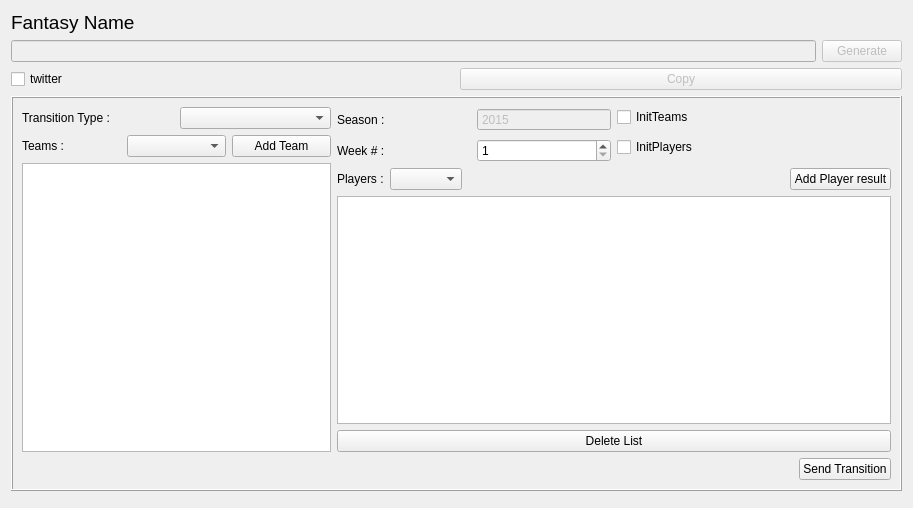
Before: the Qt Designer form cute-fantasy/dataagentui.ui in protoblock/protoblock, drawn with Qt 5.
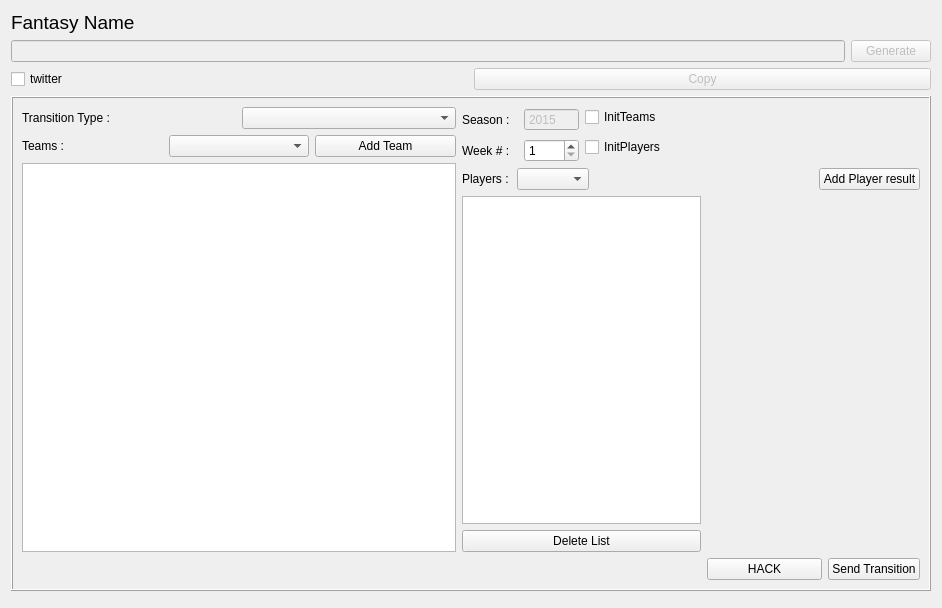
After: the same form once the commit is applied. Custom widgets are drawn as their Qt base class.

Commit message: Hack button for Demo

```diff
--- a/cute-fantasy/dataagentui.ui
+++ b/cute-fantasy/dataagentui.ui
@@ -6,8 +6,8 @@
    <rect>
     <x>0</x>
     <y>0</y>
-    <width>913</width>
-    <height>508</height>
+    <width>942</width>
+    <height>608</height>
    </rect>
   </property>
   <property name="windowTitle">
@@ -138,7 +138,7 @@
         </item>
        </layout>
       </item>
-      <item row="0" column="1" colspan="5">
+      <item row="0" column="1" colspan="3">
        <layout class="QGridLayout" name="gridLayout">
         <item row="0" column="0" rowspan="2">
          <layout class="QHBoxLayout" name="horizontalLayout_5">
@@ -211,7 +211,7 @@
       <item row="1" column="2">
        <widget class="QComboBox" name="myPlayersCmb"/>
       </item>
-      <item row="1" column="3">
+      <item row="1" column="3" colspan="2">
        <spacer name="horizontalSpacer_2">
         <property name="orientation">
          <enum>Qt::Horizontal</enum>
@@ -224,14 +224,14 @@
         </property>
        </spacer>
       </item>
-      <item row="1" column="4" colspan="2">
+      <item row="1" column="5" colspan="2">
        <widget class="QPushButton" name="myAddScoringLineButton">
         <property name="text">
          <string>Add Player result</string>
         </property>
        </widget>
       </item>
-      <item row="2" column="1" colspan="5">
+      <item row="2" column="1" colspan="3">
        <layout class="QVBoxLayout" name="verticalLayout_2">
         <item>
          <widget class="QTableView" name="myScoringTableView"/>
@@ -245,7 +245,7 @@
         </item>
        </layout>
       </item>
-      <item row="3" column="0" colspan="5">
+      <item row="3" column="0" colspan="4">
        <spacer name="horizontalSpacer">
         <property name="orientation">
          <enum>Qt::Horizontal</enum>
@@ -258,7 +258,14 @@
         </property>
        </spacer>
       </item>
-      <item row="3" column="5">
+      <item row="3" column="4" colspan="2">
+       <widget class="QPushButton" name="mySendResultsHack">
+        <property name="text">
+         <string>HACK</string>
+        </property>
+       </widget>
+      </item>
+      <item row="3" column="6">
        <widget class="QPushButton" name="mySendResultsButton">
         <property name="text">
          <string>Send Transition</string>
```
Left out of the diff: 15 changed lines with no effect on the pictures. The commit also changes 2 other files.
